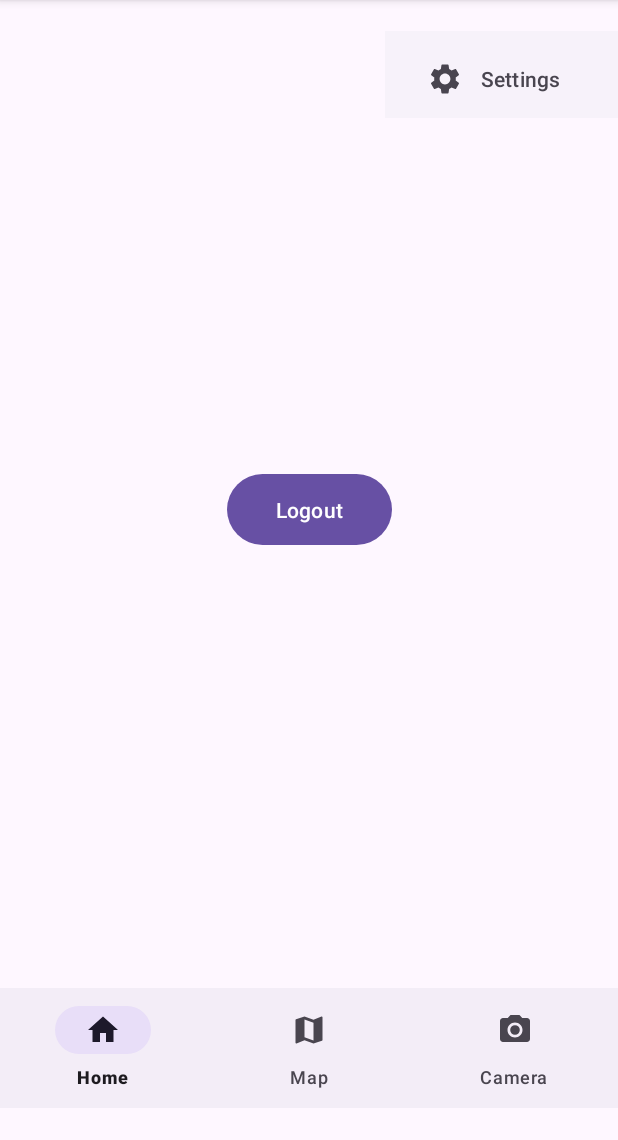
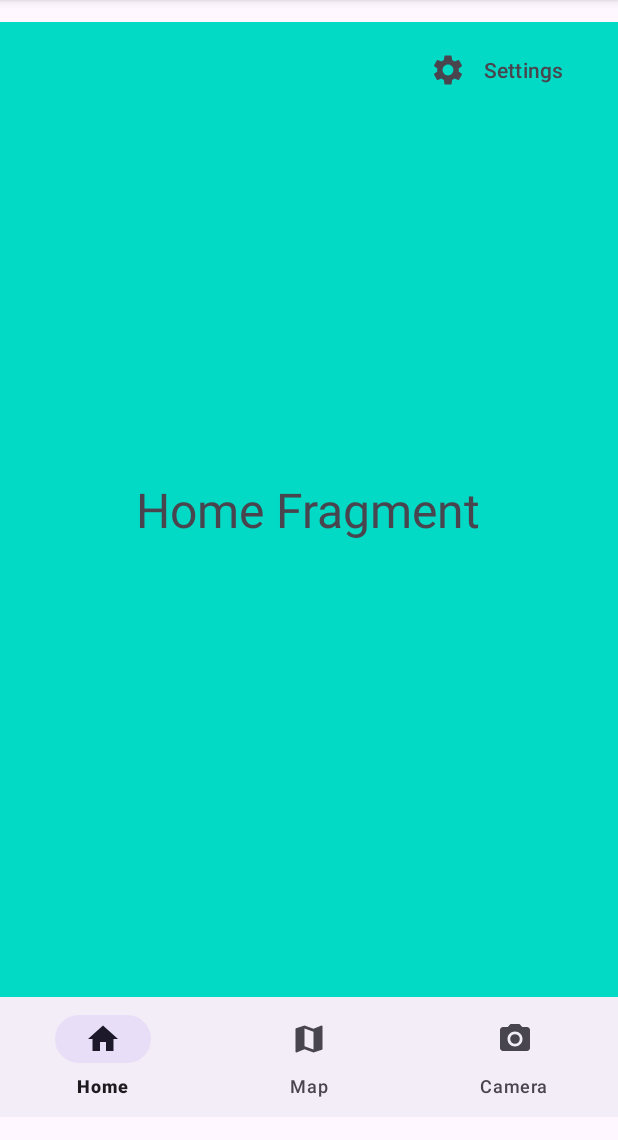
Before and after one commit to DeividasDavidavicius/Siuksles_V1, an Android app: the screen it shows after launch once a user with an empty profile is signed in (MainActivity), on a phone screen of 412 x 824 dp, the part 96-1236 px from its top. Run offline under Robolectric (Android 15) with nearby library versions, the phone set to English and light mode, and no system bars; our stand-ins replace Firebase (no records; nobody signed in at launch, a user with empty details on screens opened directly).

Commit message:
Padarytas vaiksciojimas tarp buttonNavigation menu, reikia dar sukurt settings sistema, kad eitu padaryt perjima i ji, nes dabar neis dadeti paprasto perjimo per page

```diff
--- a/app/src/main/java/com/example/siukslesv1/MainActivity.java
+++ b/app/src/main/java/com/example/siukslesv1/MainActivity.java
@@ -20,6 +20,7 @@ public class MainActivity extends AppCompatActivity {
     ActivityMainBinding binding;
     FirebaseAuth auth;
     Button button;
+    Button button1;
     TextView textView;
     FirebaseUser user;
 
@@ -28,19 +29,25 @@ public class MainActivity extends AppCompatActivity {
         super.onCreate(savedInstanceState);
         binding = ActivityMainBinding.inflate(getLayoutInflater());
         setContentView(binding.getRoot());
+        replaceFragment(new HomeFragment());
         binding.bottomNavigationView.setOnItemSelectedListener(item -> {
 
             switch(item.getItemId()) {
                 case R.id.home:
+                    replaceFragment(new HomeFragment());
                     break;
                 case R.id.camera:
+                    replaceFragment(new CameraFragment());
                     break;
                 case R.id.map:
+                    replaceFragment(new MapFragment());
                     break;
             }
 
             return true;
         });
+        button1 = findViewById(R.id.settings);
+
 
         auth = FirebaseAuth.getInstance();
         button = findViewById(R.id.logout);
@@ -68,7 +75,8 @@ public class MainActivity extends AppCompatActivity {
     private void replaceFragment(Fragment fragment){
         FragmentManager fragmentManager = getSupportFragmentManager();
         FragmentTransaction fragmentTransaction = fragmentManager.beginTransaction();
-        //fragmentTransaction.replace(R.id.,fragment)
+        fragmentTransaction.replace(R.id.frameLayout,fragment);
+        fragmentTransaction.commit();
 
     }
 }
--- a/app/src/main/res/layout/activity_main.xml
+++ b/app/src/main/res/layout/activity_main.xml
@@ -8,54 +8,46 @@
     android:gravity="center"
     tools:context=".MainActivity">
 
-    <androidx.constraintlayout.widget.ConstraintLayout
+    <FrameLayout
+        android:id="@+id/frameLayout"
         android:layout_width="match_parent"
-        android:layout_height="638dp">
-
-        <FrameLayout
-            android:id="@+id/frameLayout"
-            android:layout_width="0dp"
-            android:layout_height="0dp"
-            app:layout_constraintEnd_toEndOf="parent"
-            app:layout_constraintStart_toStartOf="parent"
-            app:layout_constraintTop_toTopOf="parent">
-
-            <TextView
-                android:id="@+id/user_details"
-                android:layout_width="wrap_content"
-                android:layout_height="wrap_content"
-                android:text="Hello World!" />
-
-        </FrameLayout>
+        android:layout_height="650dp">
 
         <Button
             android:id="@+id/logout"
-            android:layout_width="110dp"
-            android:layout_height="55dp"
+            android:layout_width="wrap_content"
+            android:layout_height="wrap_content"
+            android:layout_gravity="left"
             android:text="@string/logout"
-            app:layout_constraintBottom_toBottomOf="parent"
-            app:layout_constraintEnd_toEndOf="parent"
-            app:layout_constraintStart_toStartOf="parent"
-            app:layout_constraintTop_toBottomOf="@+id/frameLayout" />
+            tools:visibility="visible" />
+
+        <TextView
+            android:id="@+id/user_details"
+            android:layout_width="wrap_content"
+            android:layout_height="wrap_content"
+            android:text="Hello World!"
+            tools:visibility="gone" />
 
         <com.google.android.material.navigation.NavigationView
             android:id="@+id/navigationView"
-            android:layout_width="155dp"
-            android:layout_height="58dp"
-            app:layout_constraintEnd_toEndOf="parent"
-            app:layout_constraintHorizontal_bias="1.0"
-            app:layout_constraintStart_toStartOf="parent"
-            app:layout_constraintTop_toTopOf="parent"
-            app:menu="@menu/top_nav_menu">
+            android:layout_width="153dp"
+            android:layout_height="wrap_content"
+            android:layout_gravity="right"
+            android:translationZ="90dp"
+            android:background="@color/teal_200"
+            app:menu="@menu/top_nav_menu"
+            tools:visibility="visible">
 
         </com.google.android.material.navigation.NavigationView>
 
-    </androidx.constraintlayout.widget.ConstraintLayout>
+    </FrameLayout>
 
     <com.google.android.material.bottomnavigation.BottomNavigationView
         android:id="@+id/bottomNavigationView"
         android:layout_width="match_parent"
         android:layout_height="wrap_content"
-        app:menu="@menu/bottom_nav_menu" />
+        app:menu="@menu/bottom_nav_menu">
+
+    </com.google.android.material.bottomnavigation.BottomNavigationView>
 
 </LinearLayout>
--- a/app/src/main/res/layout/fragment_camera.xml
+++ b/app/src/main/res/layout/fragment_camera.xml
@@ -3,6 +3,7 @@
     xmlns:tools="http://schemas.android.com/tools"
     android:layout_width="match_parent"
     android:layout_height="match_parent"
+    android:background="@color/teal_200"
     tools:context=".CameraFragment">
 
     <!-- TODO: Update blank fragment layout -->
@@ -11,6 +12,6 @@
         android:layout_height="wrap_content"
         android:layout_gravity="center"
         android:textSize="32dp"
-        android:text="Camera" />
+        android:text="Home Camera" />
 
 </FrameLayout>
--- a/app/src/main/res/layout/fragment_home.xml
+++ b/app/src/main/res/layout/fragment_home.xml
@@ -3,6 +3,7 @@
     xmlns:tools="http://schemas.android.com/tools"
     android:layout_width="match_parent"
     android:layout_height="match_parent"
+    android:background="@color/teal_200"
     tools:context=".HomeFragment">
 
     <!-- TODO: Update blank fragment layout -->
@@ -11,6 +12,6 @@
         android:layout_height="wrap_content"
         android:layout_gravity="center"
         android:textSize="32dp"
-        android:text="Home" />
+        android:text="Home Fragment" />
 
 </FrameLayout>
--- a/app/src/main/res/layout/fragment_map.xml
+++ b/app/src/main/res/layout/fragment_map.xml
@@ -3,6 +3,7 @@
     xmlns:tools="http://schemas.android.com/tools"
     android:layout_width="match_parent"
     android:layout_height="match_parent"
+    android:background="@color/purple_200"
     tools:context=".MapFragment">
 
     <!-- TODO: Update blank fragment layout -->
@@ -11,6 +12,6 @@
         android:layout_height="wrap_content"
         android:layout_gravity="center"
         android:textSize="32dp"
-        android:text="Map" />
+        android:text="Map Fragment" />
 
 </FrameLayout>
--- a/app/src/main/res/layout/fragment_settings.xml
+++ b/app/src/main/res/layout/fragment_settings.xml
@@ -3,6 +3,7 @@
     xmlns:tools="http://schemas.android.com/tools"
     android:layout_width="match_parent"
     android:layout_height="match_parent"
+    android:background="@color/purple_700"
     tools:context=".SettingsFragment">
 
     <!-- TODO: Update blank fragment layout -->
@@ -11,6 +12,6 @@
         android:layout_height="wrap_content"
         android:layout_gravity="center"
         android:textSize="32dp"
-        android:text="Settings" />
+        android:text="Settings Fragment" />
 
 </FrameLayout>
--- a/app/src/main/res/menu/bottom_nav_menu.xml
+++ b/app/src/main/res/menu/bottom_nav_menu.xml
@@ -10,4 +10,5 @@
     <item android:title="Camera"
         android:icon="@drawable/baseline_photo_camera_24"
         android:id="@+id/camera"/>
+
 </menu>
--- a/app/src/main/res/menu/top_nav_menu.xml
+++ b/app/src/main/res/menu/top_nav_menu.xml
@@ -3,5 +3,6 @@
 
     <item android:title="Settings"
         android:icon="@drawable/baseline_settings_24"
+        android:background="@color/purple_200"
         android:id="@+id/settings"/>
 </menu>
```
